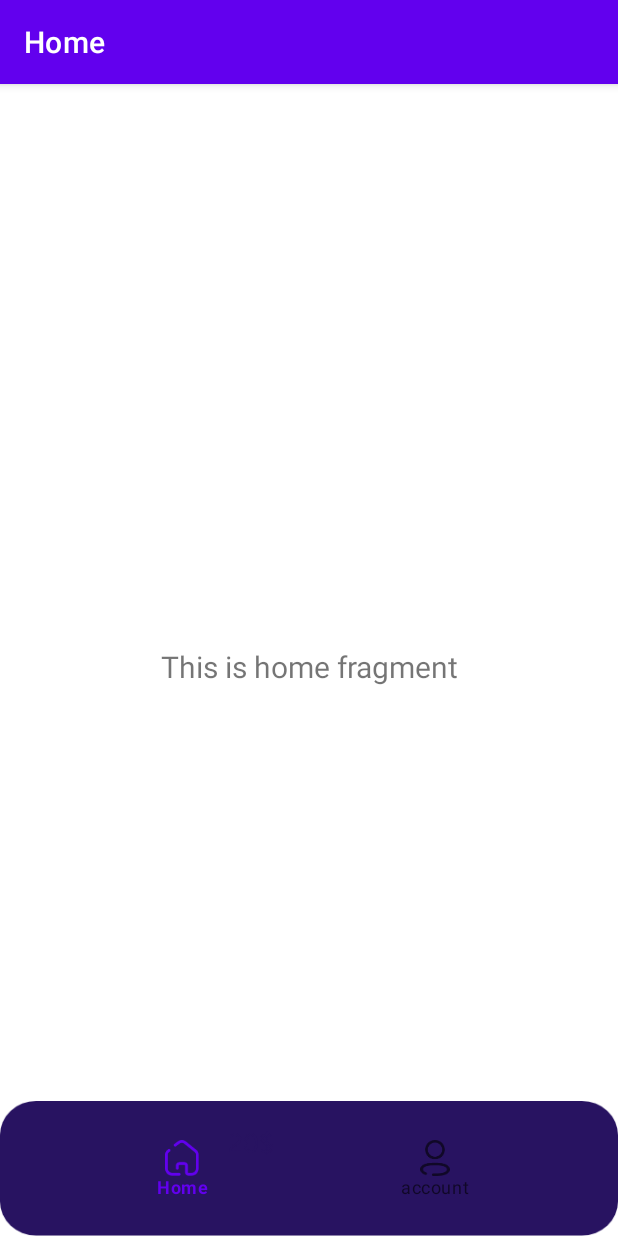
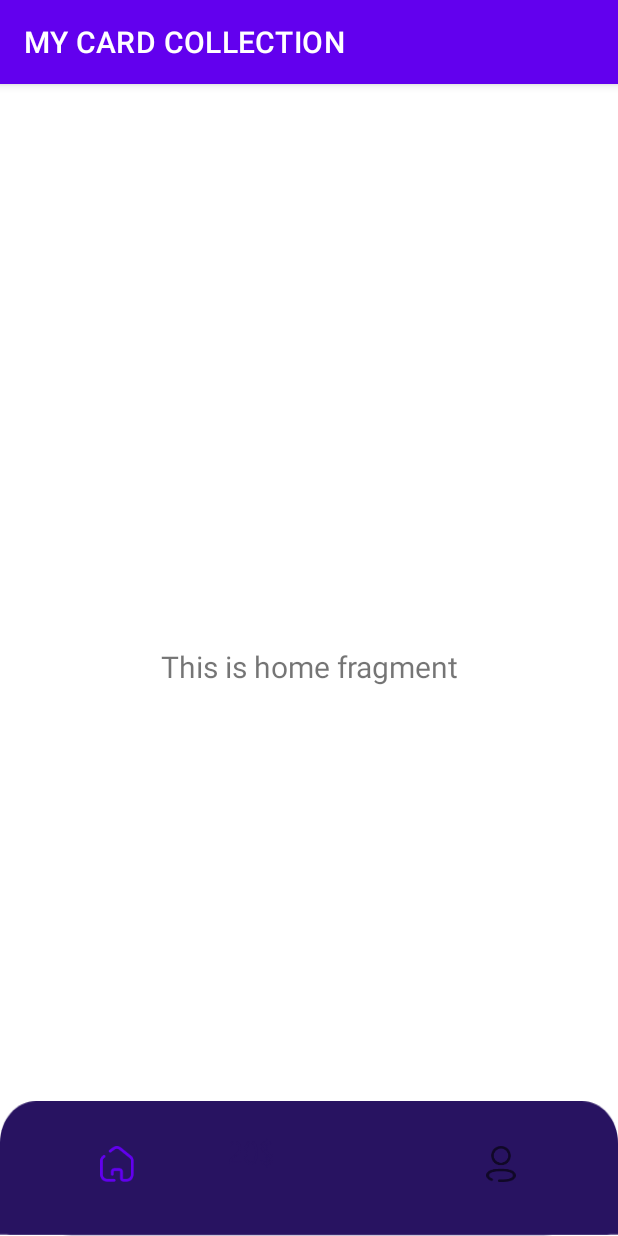
Before and after one commit to alba-ch/cardvie, an Android app: the screen it shows after launch (MainActivity), on a phone screen of 412 x 824 dp. Run offline under Robolectric (Android 15) with nearby library versions, the phone set to English and light mode, and no system bars; our stand-ins replace navigation-ui.

Commit message:
Imported resources

```diff
--- /dev/null
+++ b/app/src/main/res/drawable/collection_description.xml
@@ -0,0 +1,5 @@
+<?xml version="1.0" encoding="utf-8"?>
+<shape xmlns:android="http://schemas.android.com/apk/res/android">
+    <solid android:color="#9071FF" />
+    <corners android:radius="15dp" />
+</shape>
--- /dev/null
+++ b/app/src/main/res/drawable/white_corners.xml
@@ -0,0 +1,5 @@
+<?xml version="1.0" encoding="utf-8"?>
+<shape xmlns:android="http://schemas.android.com/apk/res/android">
+    <solid android:color="@color/white"/>
+    <corners android:radius="15dp"/>
+</shape>
--- a/app/src/main/res/layout/activity_main.xml
+++ b/app/src/main/res/layout/activity_main.xml
@@ -17,7 +17,7 @@
             app:layout_constraintHorizontal_bias="0.526"
             app:layout_constraintBottom_toBottomOf="parent"
             android:paddingHorizontal="14dp"
-            android:paddingVertical="18dp"
+            android:paddingVertical="22dp"
     />
 
     <fragment
--- a/app/src/main/res/menu/bottom_nav_menu.xml
+++ b/app/src/main/res/menu/bottom_nav_menu.xml
@@ -4,11 +4,13 @@
     <item
             android:id="@+id/navigation_home"
             android:icon="@drawable/ic_home"
-            android:title="@string/title_home"/>
+            android:title=""/>
+
+    <item android:title=""/>
 
     <item
             android:id="@+id/navigation_profile"
             android:icon="@drawable/ic_profile"
-            android:title="account"/>
+            android:title=""/>
 
 </menu>
--- a/app/src/main/res/values/colors.xml
+++ b/app/src/main/res/values/colors.xml
@@ -20,5 +20,8 @@
     <color name="shadowed">#80000000</color>
     <color name="gris">#D1D0D0</color>
 
+    <color name="titleColor">#FFFFFF</color>
+    <color name="textColor">#6DFFFFFF</color>
+    <color name="inputColor">#FFFFFF</color>
 
 </resources>
```
Also changed, not shown: app/src/main/res/values/strings.xml (+15 -1 lines), app/src/main/res/values/styles.xml (+19 -0 lines), app/src/main/res/drawable-hdpi/bg_nav.png, app/src/main/res/drawable-ldpi/bg_nav.png, app/src/main/res/drawable-mdpi/bg_nav.png, app/src/main/res/drawable-xhdpi/bg_nav.png, app/src/main/res/drawable-xxhdpi/bg_nav.png, app/src/main/res/drawable-xxxhdpi/bg_nav.png, app/src/main/res/drawable/no_image.png (added), app/src/main/res/font/bahnschrift.TTF (added).
